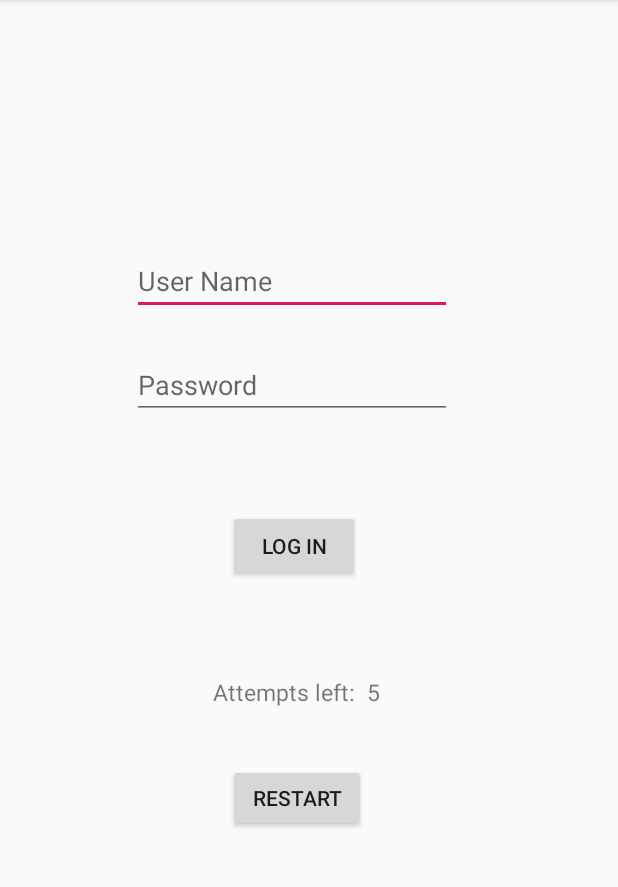
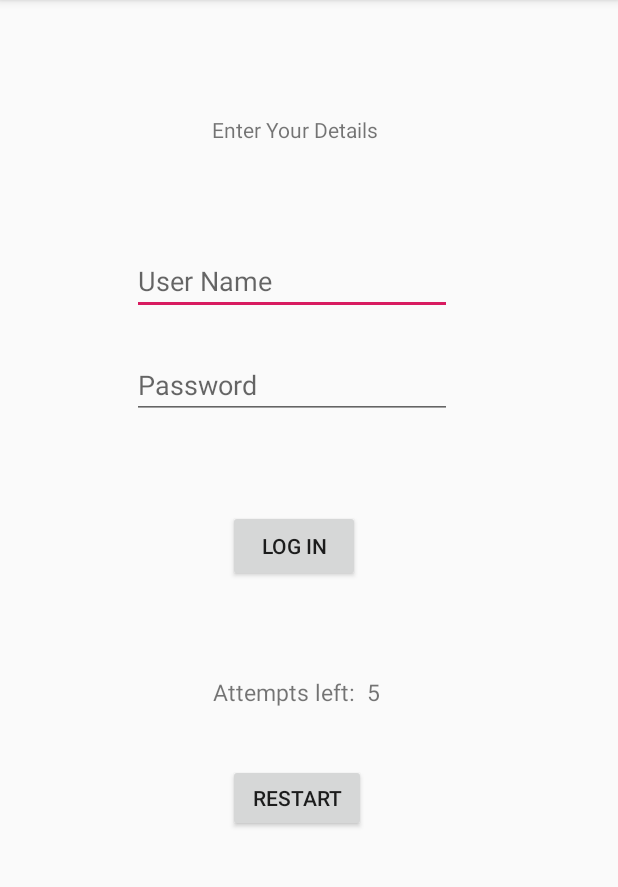
Before and after one commit to ShuvasRayamajhi/AndroidTouristApp, an Android app: the screen it shows after launch (MainActivity), on a phone screen of 412 x 824 dp, the part 84-971 px from its top. Run offline under Robolectric (Android 15) with nearby library versions, the phone set to English and light mode, and no system bars.

Commit message:
rearranged code, added instruction to enter details.

```diff
--- a/app/src/main/res/layout/activity_main.xml
+++ b/app/src/main/res/layout/activity_main.xml
@@ -72,4 +72,16 @@
         app:layout_constraintStart_toStartOf="parent"
         app:layout_constraintTop_toBottomOf="@+id/tAttempt"
         app:layout_constraintVertical_bias="0.15" />
+
+    <TextView
+        android:id="@+id/tEnter"
+        android:layout_width="wrap_content"
+        android:layout_height="wrap_content"
+        android:text="Enter Your Details"
+        app:layout_constraintBottom_toTopOf="@+id/eUser"
+        app:layout_constraintEnd_toEndOf="parent"
+        app:layout_constraintHorizontal_bias="0.471"
+        app:layout_constraintStart_toStartOf="parent"
+        app:layout_constraintTop_toTopOf="parent"
+        app:layout_constraintVertical_bias="0.528" />
 </androidx.constraintlayout.widget.ConstraintLayout>
```
